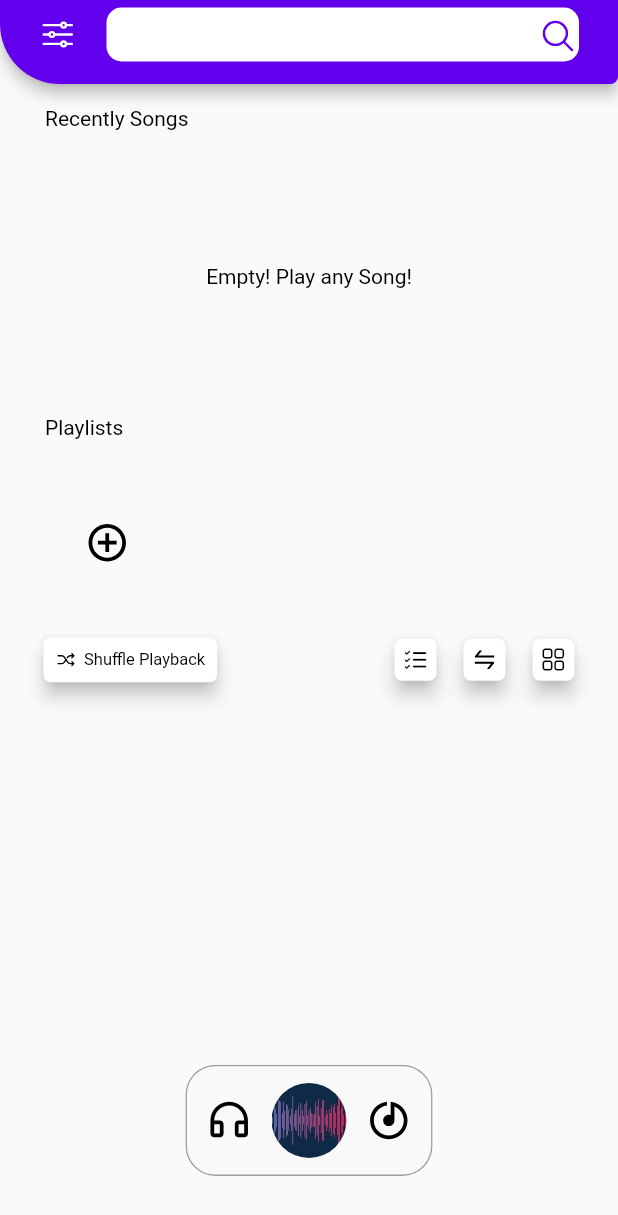
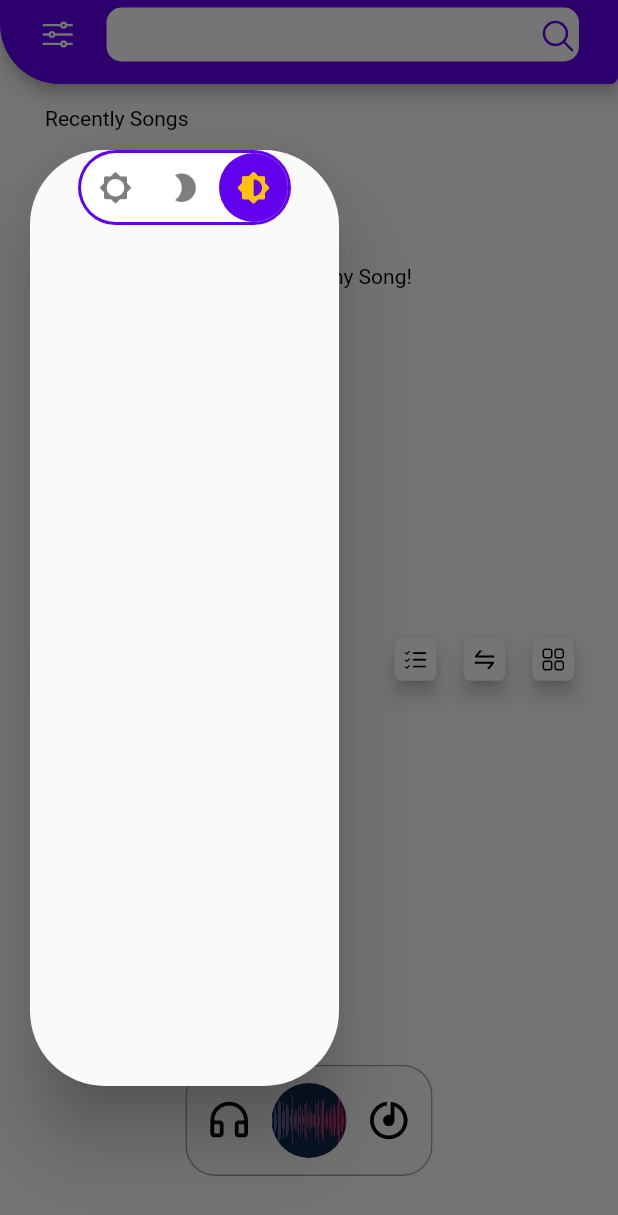
Before and after one commit to ImanGhasemiArani/IGMusic, a Flutter app: the screen it shows after launch, with the side drawer open (before the commit the screen has no drawer), on a phone screen of 412 x 824 dp. Shown: the top 1215 px of the screen. Run offline on Flutter 3.47's test engine with Material 2 defaults, Android fonts, the phone set to English and light mode, and no system bars; drawn by our look-alikes of animated_toggle_switch, auto_size_text, glassmorphism_ui; our stand-ins replace audio_video_progress_bar, double_back_to_close_app, eva_icons_flutter, flutter_font_icons, flutter_local_notifications, flutter_native_splash and 8 more; missing offline and left inert: audio_session, just_audio_web, just_waveform, on_audio_query_web, shared_preferences_web.

Commit message:
create drawer and switch button for change theme, and implement theme with provider and save it on device

```diff
--- a/lib/controllers/file_manager.dart
+++ b/lib/controllers/file_manager.dart
@@ -22,7 +22,7 @@ Future<bool> permissionsRequest() async {
 }
 
 Future<void> fastLoadUserData() async {
-  sharedPreferences = await SharedPreferences.getInstance();
+//   sharedPreferences = await SharedPreferences.getInstance();
 //   sharedPreferences.clear();
   Logger("Loading SongsMetadata",
           voidAction: _loadSongsMetadataFromDevice, isShowTime: true)
--- a/lib/main.dart
+++ b/lib/main.dart
@@ -2,7 +2,10 @@ import 'package:flutter/material.dart';
 import 'package:flutter/scheduler.dart';
 import 'package:flutter/services.dart';
 import 'package:flutter_native_splash/flutter_native_splash.dart';
+import 'package:provider/provider.dart';
+import 'package:shared_preferences/shared_preferences.dart';
 
+import 'util/extensions.dart';
 import 'controllers/file_manager.dart';
 import 'models/notification_service.dart';
 import 'screens/screen_holder.dart';
@@ -18,8 +21,15 @@ void main() {
     statusBarIconBrightness: Brightness.dark,
   ));
   NotificationService().init();
-
-  runApp(const MainMaterial());
+  SharedPreferences.getInstance().then((instance) {
+    sharedPreferences = instance;
+    runApp(
+      ChangeNotifierProvider<ThemeNotifier>(
+        create: (_) => ThemeNotifier(instance.getString("theme") ?? 'null'),
+        child: const MainMaterial(),
+      ),
+    );
+  });
 }
 
 class MainMaterial extends StatelessWidget {
@@ -28,8 +38,7 @@ class MainMaterial extends StatelessWidget {
   @override
   Widget build(BuildContext context) {
     logging("Start App", isShowTime: true);
-    var isDarkMode =
-        SchedulerBinding.instance!.window.platformBrightness == Brightness.dark;
+
     return Builder(builder: (context) {
       return MaterialApp(
           debugShowCheckedModeBanner: false,
@@ -37,7 +46,7 @@ class MainMaterial extends StatelessWidget {
           //
           //
           //
-          themeMode: isDarkMode ? ThemeMode.dark : ThemeMode.light,
+          themeMode: Provider.of<ThemeNotifier>(context).getTheme(),
           //
           theme: ThemeData(
             bottomSheetTheme:
@@ -95,3 +104,26 @@ class MainMaterial extends StatelessWidget {
     return true;
   }
 }
+
+class ThemeNotifier with ChangeNotifier {
+  bool? _isDarkMode;
+  ThemeNotifier(String isDarkMode) {
+    _isDarkMode = isDarkMode.parseBool();
+  }
+
+  getTheme() => _isDarkMode == null
+      ? SchedulerBinding.instance!.window.platformBrightness == Brightness.dark
+          ? ThemeMode.dark
+          : ThemeMode.light
+      : _isDarkMode!
+          ? ThemeMode.dark
+          : ThemeMode.light;
+
+  isDarkMode() => _isDarkMode;
+
+  setTheme(bool? isDarkMode) async {
+    _isDarkMode = isDarkMode;
+    sharedPreferences.setString("theme", isDarkMode.toString());
+    notifyListeners();
+  }
+}
--- a/lib/screens/screen_holder.dart
+++ b/lib/screens/screen_holder.dart
@@ -1,10 +1,15 @@
+import 'package:animated_toggle_switch/animated_toggle_switch.dart';
 import 'package:double_back_to_close_app/double_back_to_close_app.dart';
 import 'package:flutter/material.dart';
+import 'package:provider/provider.dart';
 
 import '../assets/fnt_styles.dart';
+import '../main.dart';
 import '../widgets/bottom_nav_bar.dart';
 import 'offline/offline_screen.dart';
 import 'online/online_screen.dart';
+
+final GlobalKey<ScaffoldState> scaffoldKey = GlobalKey<ScaffoldState>();
 
 class ScreenHolder extends StatelessWidget {
   const ScreenHolder({Key? key}) : super(key: key);
@@ -13,9 +18,67 @@ class ScreenHolder extends StatelessWidget {
 
   @override
   Widget build(BuildContext context) {
+    var size = MediaQuery.of(context).size;
     return Scaffold(
-      //   backgroundColor: Clrs.mainBackgroundColor,
+      key: scaffoldKey,
       resizeToAvoidBottomInset: false,
+      drawer: Container(
+        width: size.width / 2,
+        margin: const EdgeInsets.fromLTRB(20, 100, 0, 100),
+        child: Drawer(
+          elevation: 20,
+          shape: RoundedRectangleBorder(
+            borderRadius: BorderRadius.circular(50),
+          ),
+          child: ListView(
+            children: [
+              FittedBox(
+                alignment: Alignment.center,
+                fit: BoxFit.scaleDown,
+                child: AnimatedToggleSwitch<bool?>.rolling(
+                  current: Provider.of<ThemeNotifier>(context).isDarkMode(),
+                  values: const [false, true, null],
+                  onChanged: (value) {
+                    Provider.of<ThemeNotifier>(context, listen: false)
+                        .setTheme(value);
+                  },
+                  borderColor: Theme.of(context).brightness == Brightness.dark
+                      ? Theme.of(context).colorScheme.surface
+                      : Theme.of(context).colorScheme.primary,
+                  colorBuilder: (value) {
+                    var isDark =
+                        Theme.of(context).brightness == Brightness.dark;
+                    return isDark
+                        ? Theme.of(context).colorScheme.surface
+                        : Theme.of(context).colorScheme.primary;
+                  },
+                  iconBuilder: (bool? i, Size size, bool active) {
+                    IconData data;
+                    if (i == null) {
+                      data = Icons.brightness_6_rounded;
+                    } else if (i) {
+                      data = Icons.brightness_2_rounded;
+                    } else {
+                      data = Icons.brightness_5_rounded;
+                    }
+                    var isDark =
+                        Theme.of(context).brightness == Brightness.dark;
+                    return Icon(
+                      data,
+                      size: size.shortestSide,
+                      color: active
+                          ? isDark
+                              ? Theme.of(context).colorScheme.primary
+                              : Theme.of(context).colorScheme.secondary
+                          : null,
+                    );
+                  },
+                ),
+              )
+            ],
+          ),
+        ),
+      ),
       body: DoubleBackToCloseApp(
         snackBar: SnackBar(
           content: Container(
@@ -42,7 +105,7 @@ class ScreenHolder extends StatelessWidget {
             },
           ),
           BottomNavBar(
-            size: MediaQuery.of(context).size,
+            size: size,
           )
         ]),
       ),
--- /dev/null
+++ b/lib/util/extensions.dart
@@ -0,0 +1,8 @@
+extension BoolParsing on String {
+  bool? parseBool() {
+    if (toLowerCase() == 'null') {
+      return null;
+    }
+    return toLowerCase() == 'true';
+  }
+}
--- a/lib/widgets/app_bar.dart
+++ b/lib/widgets/app_bar.dart
@@ -3,8 +3,14 @@ import 'package:google_fonts/google_fonts.dart';
 
 import '../assets/icos.dart';
 import '../screens/offline/offline_screen.dart';
+import '../screens/screen_holder.dart';
 
-AppBar searchAppBar(BuildContext context, Size size) => AppBar(
+AppBar searchAppBar(BuildContext context, Size size) {
+  var iconColor = Theme.of(context).brightness != Brightness.dark
+      ? Theme.of(context).colorScheme.surface
+      : Theme.of(context).colorScheme.primary;
+  return AppBar(
+    automaticallyImplyLeading: false,
     shape: const RoundedRectangleBorder(
         borderRadius: BorderRadius.only(
       bottomLeft: Radius.circular(40),
@@ -22,18 +28,20 @@ AppBar searchAppBar(BuildContext context, Size size) => AppBar(
               builder: (_, value, __) {
                 if (value == 0) {
                   return GestureDetector(
-                      child: const Icon(
+                    child: Icon(
                       Icos.sliders,
-                        //   color: Clrs.tmp,
+                      color: iconColor,
                       size: 25,
                     ),
-                      onTap: () {},
+                    onTap: () {
+                      scaffoldKey.currentState!.openDrawer();
+                    },
                   );
                 } else {
                   return GestureDetector(
-                      child: const Icon(
+                    child: Icon(
                       Icons.arrow_back_ios_rounded,
-                        color: Colors.grey,
+                      color: iconColor,
                       size: 25,
                     ),
                     onTap: () {
@@ -61,8 +69,8 @@ AppBar searchAppBar(BuildContext context, Size size) => AppBar(
                   textAlignVertical: TextAlignVertical.center,
                   decoration: InputDecoration(
                     border: InputBorder.none,
-                      contentPadding: const EdgeInsets.symmetric(
-                          horizontal: 20, vertical: 0),
+                    contentPadding:
+                        const EdgeInsets.symmetric(horizontal: 20, vertical: 0),
                     suffixIcon: Icon(
                       Icos.search,
                       color: Theme.of(context).colorScheme.primary,
@@ -82,3 +90,4 @@ AppBar searchAppBar(BuildContext context, Size size) => AppBar(
       ],
     ),
   );
+}
```
Also changed, not shown: pubspec.yaml (+4 -11 lines), 1 other file. Lines whose indentation alone changed are shown as unchanged.
